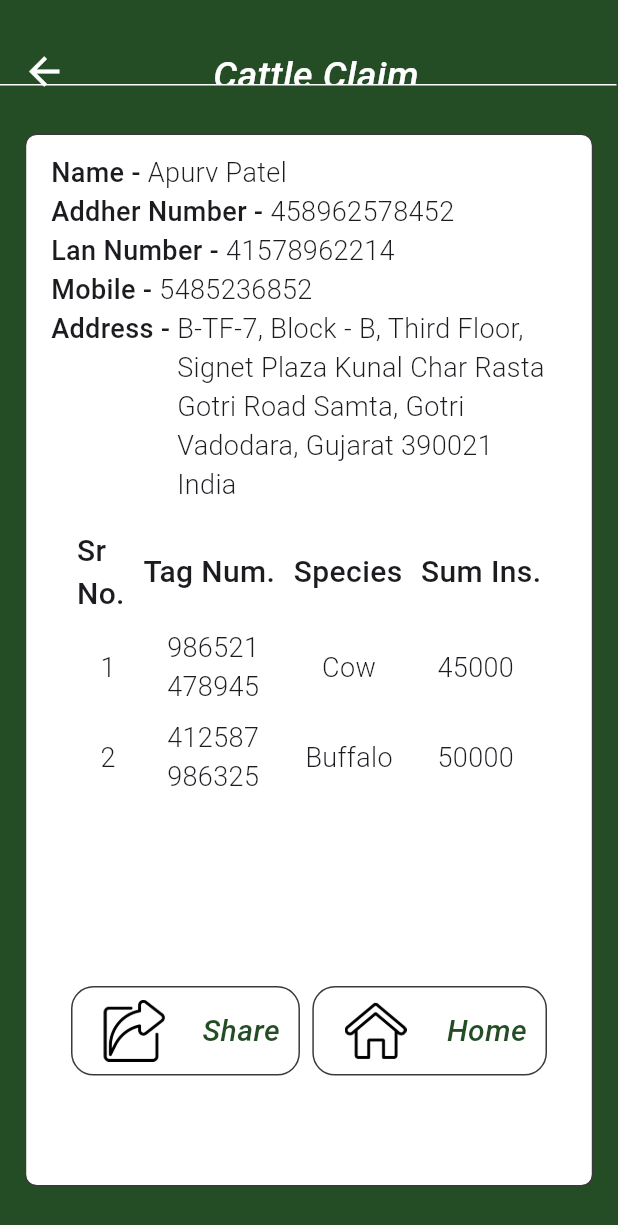
After one commit to apurv9112/Rural-Risk-Management-App, a Flutter app: the FarmerDetailsScreen screen opened by its route, after a tap on "Share", on a phone screen of 412 x 824 dp. The commit adds this screen. Shown: the top 1225 px of the screen. Run offline on Flutter 3.47's test engine with Material 3 defaults, Android fonts, the phone set to English and light mode, and no system bars; drawn by our look-alikes of screenshot; our stand-ins replace device_info_plus, dropdown_button2, file_picker, form_field_validator, get, get_it and 3 more; missing offline and left inert: super_tooltip.

Commit message:
farmer details page add

```diff
--- a/rrm/lib/pages/data_display/data_display_controller.dart
+++ b/rrm/lib/pages/data_display/data_display_controller.dart
@@ -3,7 +3,9 @@ import 'package:get/get.dart';
 import 'package:rrm/controller.dart';
 
 class DatadisplayController extends GetxController {
-  String? retagging = "retagging";
+  String? retaggingdata = "retaggingdata";
+  String? taggingdata = "taggingdata";
+  String? claimdata = "claimdata";
   AppController appController = Get.find();
   GlobalKey<FormState> formKey = GlobalKey();
   TextEditingController searchcontroller = TextEditingController();
--- /dev/null
+++ b/rrm/lib/pages/farmer_details/farmer_details_binding.dart
@@ -0,0 +1,9 @@
+import 'package:get/get.dart';
+import 'package:rrm/pages/farmer_details/farmer_details_controller.dart';
+
+class FarmerDetailsBinding implements Bindings {
+  @override
+  void dependencies() {
+    Get.lazyPut<FarmerDetailsController>(() => FarmerDetailsController());
+  }
+}
--- /dev/null
+++ b/rrm/lib/pages/farmer_details/farmer_details_controller.dart
@@ -0,0 +1,29 @@
+import 'dart:io';
+import 'package:path_provider/path_provider.dart';
+import 'package:get/get.dart';
+import 'package:screenshot/screenshot.dart';
+import 'package:share_plus/share_plus.dart';
+
+class FarmerDetailsController extends GetxController {
+  ScreenshotController screenshotController = ScreenshotController();
+
+  // screen shot
+
+  Future<void> shareScreenshot() async {
+    try {
+      final directory = await getTemporaryDirectory();
+      final filePath = '${directory.path}/farmer_screenshot.png';
+
+      final image = await screenshotController.capture();
+
+      if (image == null) return;
+
+      final file = File(filePath);
+      await file.writeAsBytes(image);
+
+      await Share.shareXFiles([XFile(filePath)], text: "Farmer Details");
+    } catch (e) {
+      print("Screenshot error: $e");
+    }
+  }
+}
--- /dev/null
+++ b/rrm/lib/pages/farmer_details/farmer_details_page.dart
@@ -0,0 +1,332 @@
+import 'package:flutter/material.dart';
+import 'package:get/get.dart';
+import 'package:rrm/pages/farmer_details/farmer_details_controller.dart';
+import 'package:rrm/pages/home/home_page.dart';
+import 'package:rrm/utils/colors.dart';
+import 'package:rrm/utils/responsive.dart';
+import 'package:rrm/widgets/customappbar.dart';
+import 'package:screenshot/screenshot.dart';
+
+class FarmerDetailsScreen extends StatelessWidget {
+  const FarmerDetailsScreen({super.key});
+
+  @override
+  Widget build(BuildContext context) {
+    return GetBuilder<FarmerDetailsController>(
+      init: FarmerDetailsController(),
+      builder: (controller) {
+        return Scaffold(
+          resizeToAvoidBottomInset: true,
+          backgroundColor: AppColors.PRIMARY_COLOR,
+          appBar: CustomAppBarAction(
+            title: 'Cattle Claim',
+            iconleft: Icons.arrow_back_outlined,
+            lefticononTap: () {
+              Get.back();
+            },
+          ),
+          body: Padding(
+            padding: EdgeInsets.only(
+              top: hp(4),
+              right: wp(4),
+              left: wp(4),
+              bottom: hp(4),
+            ),
+            child: Stack(
+              children: [
+                Screenshot(
+                  controller: controller.screenshotController,
+                  child: Container(
+                    height: double.infinity,
+                    width: double.infinity,
+                    padding: EdgeInsets.only(
+                      right: wp(4),
+                      left: wp(4),
+                      top: hp(1),
+                    ),
+                    decoration: BoxDecoration(
+                      border: Border.all(color: AppColors.DARK),
+                      borderRadius: BorderRadius.circular(8),
+                      color: AppColors.WHITE,
+                    ),
+                    child: SingleChildScrollView(
+                      physics: BouncingScrollPhysics(),
+                      child: Column(
+                        crossAxisAlignment: CrossAxisAlignment.end,
+                        children: [
+                          SizedBox(height: hp(0.5)),
+                          datarow(
+                            context: context,
+                            staticdata: "Name - ",
+                            listdata: "Apurv Patel",
+                          ),
+                          datarow(
+                            context: context,
+                            staticdata: "Addher Number - ",
+                            listdata: "458962578452",
+                          ),
+                          datarow(
+                            context: context,
+                            staticdata: "Lan Number - ",
+                            listdata: "41578962214",
+                          ),
+                          datarow(
+                            context: context,
+                            staticdata: "Mobile - ",
+                            listdata: "5485236852",
+                          ),
+
+                          Row(
+                            crossAxisAlignment: CrossAxisAlignment.start,
+                            mainAxisAlignment: MainAxisAlignment.start,
+                            children: [
+                              Text(
+                                "Address - ",
+                                style: TextStyle(
+                                  fontSize: dp(context, 18),
+                                  fontWeight: FontWeight.w500,
+                                ),
+                              ),
+                              SizedBox(
+                                width: wp(60),
+                                child: Text(
+                                  "B-TF-7, Block - B, Third Floor, Signet Plaza Kunal Char Rasta Gotri Road Samta, Gotri Vadodara, Gujarat 390021 India",
+                                  style: TextStyle(
+                                    fontSize: dp(context, 18),
+                                    fontWeight: FontWeight.w300,
+                                  ),
+                                ),
+                              ),
+                            ],
+                          ),
+
+                          SizedBox(height: hp(2)),
+                          Row(
+                            mainAxisAlignment: MainAxisAlignment.center,
+                            children: [
+                              Text(
+                                "Sr\nNo.",
+                                style: TextStyle(
+                                  fontSize: dp(context, 20),
+                                  fontWeight: FontWeight.w500,
+                                ),
+                              ),
+                              SizedBox(width: wp(3)),
+                              Text(
+                                "Tag Num.",
+                                style: TextStyle(
+                                  fontSize: dp(context, 20),
+                                  fontWeight: FontWeight.w500,
+                                ),
+                              ),
+                              SizedBox(width: wp(3)),
+                              Text(
+                                "Species",
+                                style: TextStyle(
+                                  fontSize: dp(context, 20),
+                                  fontWeight: FontWeight.w500,
+                                ),
+                              ),
+                              SizedBox(width: wp(3)),
+                              Text(
+                                "Sum Ins.",
+                                style: TextStyle(
+                                  fontSize: dp(context, 20),
+                                  fontWeight: FontWeight.w500,
+                                ),
+                              ),
+                            ],
+                          ),
+                          SizedBox(height: hp(1)),
+                          Row(
+                            mainAxisAlignment: MainAxisAlignment.center,
+                            children: [
+                              SizedBox(width: wp(1)),
+                              SizedBox(
+                                width: wp(5),
+                                child: Text(
+                                  "1",
+                                  style: TextStyle(
+                                    fontSize: dp(context, 18),
+                                    fontWeight: FontWeight.w300,
+                                  ),
+                                  textAlign: TextAlign.center,
+                                ),
+                              ),
+                              SizedBox(width: wp(5)),
+                              SizedBox(
+                                width: wp(19),
+
+                                child: Text(
+                                  "986521\n478945",
+                                  style: TextStyle(
+                                    fontSize: dp(context, 18),
+                                    fontWeight: FontWeight.w300,
+                                  ),
+                                  textAlign: TextAlign.center,
+                                ),
+                              ),
+                              SizedBox(width: wp(5)),
+                              SizedBox(
+                                width: wp(15),
+                                child: Text(
+                                  "Cow",
+                                  style: TextStyle(
+                                    fontSize: dp(context, 18),
+                                    fontWeight: FontWeight.w300,
+                                  ),
+                                  textAlign: TextAlign.center,
+                                ),
+                              ),
+                              SizedBox(width: wp(4)),
+                              SizedBox(
+                                width: wp(18),
+                                child: Text(
+                                  "45000",
+                                  style: TextStyle(
+                                    fontSize: dp(context, 18),
+                                    fontWeight: FontWeight.w300,
+                                  ),
+                                  textAlign: TextAlign.center,
+                                ),
+                              ),
+                            ],
+                          ),
+                          SizedBox(height: hp(1)),
+                          Row(
+                            mainAxisAlignment: MainAxisAlignment.center,
+                            children: [
+                              SizedBox(width: wp(1)),
+                              SizedBox(
+                                width: wp(5),
+                                child: Text(
+                                  "2",
+                                  style: TextStyle(
+                                    fontSize: dp(context, 18),
+                                    fontWeight: FontWeight.w300,
+                                  ),
+                                  textAlign: TextAlign.center,
+                                ),
+                              ),
+                              SizedBox(width: wp(5)),
+                              SizedBox(
+                                width: wp(19),
+                                child: Text(
+                                  "412587\n986325",
+                                  style: TextStyle(
+                                    fontSize: dp(context, 18),
+                                    fontWeight: FontWeight.w300,
+                                  ),
+                                  textAlign: TextAlign.center,
+                                ),
+                              ),
+                              SizedBox(width: wp(5)),
+                              SizedBox(
+                                width: wp(15),
+                                child: Text(
+                                  "Buffalo",
+                                  style: TextStyle(
+                                    fontSize: dp(context, 18),
+                                    fontWeight: FontWeight.w300,
+                                  ),
+                                  textAlign: TextAlign.center,
+                                ),
+                              ),
+                              SizedBox(width: wp(4)),
+                              SizedBox(
+                                width: wp(18),
+                                child: Text(
+                                  "50000",
+                                  style: TextStyle(
+                                    fontSize: dp(context, 18),
+                                    fontWeight: FontWeight.w300,
+                                  ),
+                                  textAlign: TextAlign.center,
+                                ),
+                              ),
+                            ],
+                          ),
+                        ],
+                      ),
+                    ),
+                  ),
+                ),
+                Positioned.fill(
+                  bottom: hp(-60),
+                  child: Row(
+                    mainAxisAlignment: MainAxisAlignment.center,
+                    children: [
+                      customcontainer(
+                        padding: EdgeInsets.only(
+                          right: wp(3),
+                          top: hp(1),
+                          bottom: hp(1),
+                        ),
+                        margin: EdgeInsets.symmetric(horizontal: wp(0)),
+                        onTap: () async {
+                          await controller.shareScreenshot();
+                        },
+                        logo: 'assets/images/share.png',
+                        imgheight: hp(5),
+
+                        rowwidth: wp(1),
+                        name: "Share",
+                        fontSize: dp(context, 20),
+                        context: context,
+                      ),
+                      SizedBox(width: wp(2)),
+                      customcontainer(
+                        padding: EdgeInsets.only(
+                          right: wp(3),
+                          top: hp(1),
+                          bottom: hp(1),
+                        ),
+                        margin: EdgeInsets.symmetric(horizontal: wp(0)),
+                        onTap: () {
+                          Get.offAllNamed("/homepage");
+                        },
+                        logo: 'assets/images/home.png',
+                        imgheight: hp(5),
+
+                        rowwidth: wp(1.5),
+                        name: "Home",
+                        fontSize: dp(context, 20),
+                        context: context,
+                      ),
+                    ],
+                  ),
+                ),
+              ],
+            ),
+          ),
+        );
+      },
+    );
+  }
+}
+
+datarow({
+  required BuildContext context,
+  required String staticdata,
+  required String listdata,
+}) {
+  return Row(
+    mainAxisAlignment: MainAxisAlignment.start,
+    children: [
+      Text(
+        staticdata,
+        style: TextStyle(
+          fontSize: dp(context, 18),
+          fontWeight: FontWeight.w500,
+        ),
+      ),
+      Text(
+        listdata,
+        style: TextStyle(
+          fontSize: dp(context, 18),
+          fontWeight: FontWeight.w300,
+        ),
+      ),
+    ],
+  );
+}
--- a/rrm/lib/pages/home/drawer.dart
+++ b/rrm/lib/pages/home/drawer.dart
@@ -52,6 +52,7 @@ customdrawer({required BuildContext context}) {
           onTap: () {
             Get.toNamed(routeDatadisplaypage);
           },
+          // arguments: "taggingdata"
           context: context,
           logo: 'assets/images/home_logo_1.png',
           rowwidth: wp(5),
@@ -62,7 +63,7 @@ customdrawer({required BuildContext context}) {
           padding: EdgeInsets.symmetric(horizontal: wp(3)),
           margin: EdgeInsets.symmetric(horizontal: wp(4)),
           onTap: () {
-            Get.toNamed(routeDatadisplaypage);
+            Get.toNamed(routeDatadisplaypage, arguments: "claimdata");
           },
           logo: 'assets/images/home_logo_2.png',
           rowwidth: wp(6),
@@ -74,8 +75,7 @@ customdrawer({required BuildContext context}) {
           padding: EdgeInsets.symmetric(horizontal: wp(2)),
           margin: EdgeInsets.symmetric(horizontal: wp(3.5)),
           onTap: () {
-            Get.toNamed(routeDatadisplaypage);
-            // print("retagging  :::: ${controller.retagging}");
+            Get.toNamed(routeDatadisplaypage, arguments: "retaggingdata");
           },
           logo: 'assets/images/home_logo_3.png',
           rowwidth: wp(1.5),
--- a/rrm/lib/routes/common/common_app_pages.dart
+++ b/rrm/lib/routes/common/common_app_pages.dart
@@ -8,3 +8,4 @@ const routekycpage = "/kycpage";
 const routecattlepage = "/cattlepage";
 const routeclaimpage = "/claimpage";
 const routeDatadisplaypage = "/datadisplaypage";
+const routefarmerdetailspage = "/farmerdetailspage";
--- a/rrm/lib/routes/common/common_app_routes.dart
+++ b/rrm/lib/routes/common/common_app_routes.dart
@@ -5,6 +5,8 @@ import 'package:rrm/pages/claim/claim_binding.dart';
 import 'package:rrm/pages/claim/claim_sceen.dart';
 import 'package:rrm/pages/data_display/data_display_binding.dart';
 import 'package:rrm/pages/data_display/data_display_screen.dart';
+import 'package:rrm/pages/farmer_details/farmer_details_binding.dart';
+import 'package:rrm/pages/farmer_details/farmer_details_page.dart';
 import 'package:rrm/pages/home/home_binding.dart';
 import 'package:rrm/pages/home/home_page.dart';
 import 'package:rrm/pages/kyc/kyc_binding.dart';
@@ -69,5 +71,10 @@ class CommonRoutes {
       page: () => const Datadisplaypage(),
       binding: DatadisplayBinding(),
     ),
+    GetPage(
+      name: routefarmerdetailspage,
+      page: () => const FarmerDetailsScreen(),
+      binding: FarmerDetailsBinding(),
+    ),
   ];
 }
--- a/rrm/pubspec.yaml
+++ b/rrm/pubspec.yaml
@@ -49,6 +49,9 @@ dependencies:
   url_launcher: ^6.3.1
   device_info_plus: ^10.0.0
   flutter_launcher_icons: ^0.14.4
+  screenshot: ^3.0.0
+  share_plus: ^7.2.0
+  path_provider: ^2.1.4
 
 dev_dependencies:
   flutter_test:
```
Also changed, not shown: rrm/lib/main.dart (+9 -3 lines), rrm/lib/pages/cattle/cattle_controller.dart (+29 -5 lines), rrm/lib/pages/cattle/cattle_screen.dart (+5 -32 lines), rrm/lib/pages/data_display/data_display_screen.dart (+11 -1 lines), rrm/lib/pages/kyc/kyc_controller.dart (+18 -3 lines), rrm/lib/pages/login/login_controller.dart (+18 -4 lines), rrm/lib/pages/login/login_page.dart (+2 -12 lines), rrm/lib/pages/tagging/tagging_controller.dart (+13 -0 lines), rrm/lib/pages/tagging/tagging_screen.dart (+6 -19 lines), rrm/lib/pages/tagging_data_screen.dart/tagging_data_screen.dart (+14 -0 lines), rrm/assets/images/home.png (added), rrm/assets/images/share.png (added), rrm/pubspec.lock, 4 other files.
